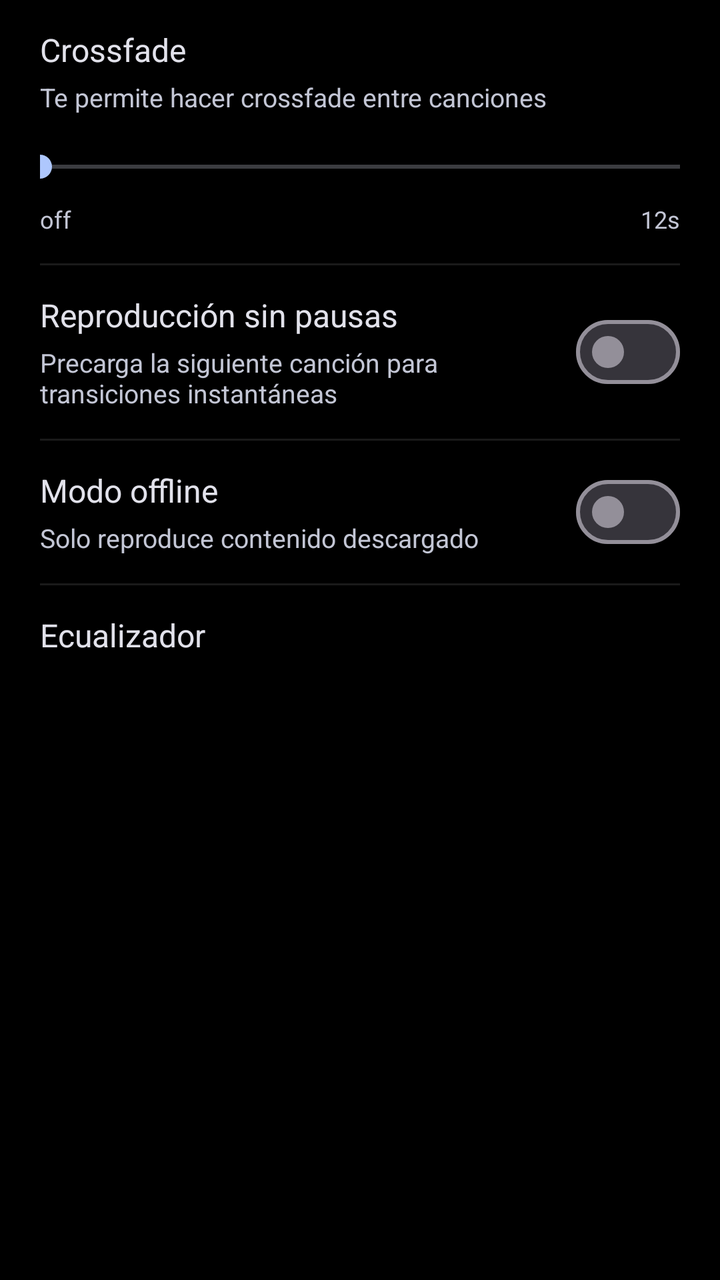
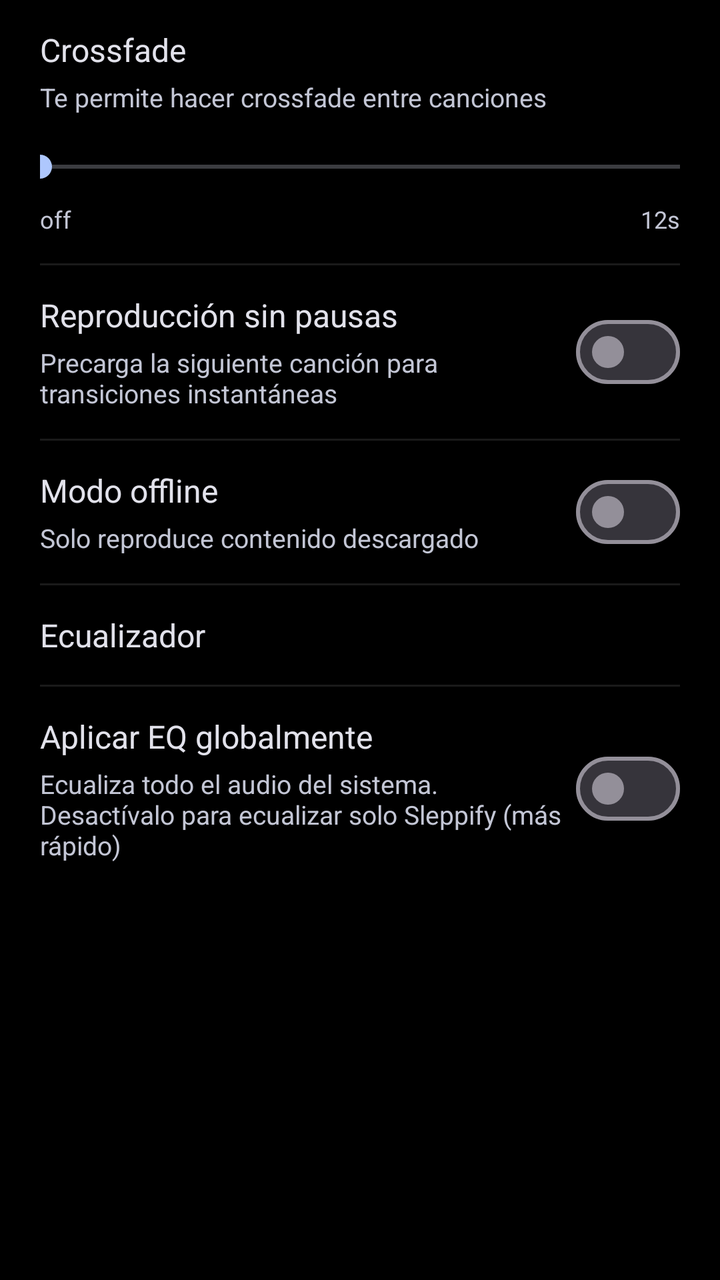

Two renders of the same Android screen: before a commit and after it. Below are the layout's source before the change and the commit's diff.
<!-- AndroidManifest.xml: application theme Theme.Sleppify -->
<!-- res/layout/settings_playback.xml -->
<?xml version="1.0" encoding="utf-8"?>
<ScrollView xmlns:android="http://schemas.android.com/apk/res/android"
    android:id="@+id/svSettingsPlayback"
    android:layout_width="match_parent"
    android:layout_height="match_parent"
    android:background="#FF000000"
    android:clipToPadding="false"
    android:paddingBottom="32dp">

    <LinearLayout
        android:layout_width="match_parent"
        android:layout_height="wrap_content"
        android:orientation="vertical"
        android:paddingHorizontal="20dp"
        android:paddingTop="0dp">

        
        <LinearLayout
            android:layout_width="match_parent"
            android:layout_height="wrap_content"
            android:orientation="vertical"
            android:paddingVertical="14dp">

            <TextView
                android:layout_width="wrap_content"
                android:layout_height="wrap_content"
                android:text="Crossfade"
                android:textColor="@color/text_primary"
                android:textSize="16sp" />

            <TextView
                android:layout_width="wrap_content"
                android:layout_height="wrap_content"
                android:layout_marginTop="4dp"
                android:text="Te permite hacer crossfade entre canciones"
                android:textColor="@color/text_secondary"
                android:textSize="13sp" />

            <SeekBar
                android:id="@+id/sbPlaybackCrossfade"
                android:layout_width="match_parent"
                android:layout_height="36dp"
                android:layout_marginTop="8dp"
                android:max="12"
                android:paddingHorizontal="0dp"
                android:progress="0" />

            <RelativeLayout
                android:layout_width="match_parent"
                android:layout_height="wrap_content">

                <TextView
                    android:id="@+id/tvPlaybackCrossfadeValue"
                    android:layout_width="wrap_content"
                    android:layout_height="wrap_content"
                    android:layout_alignParentStart="true"
                    android:text="off"
                    android:textColor="@color/text_secondary"
                    android:textSize="12sp" />

                <TextView
                    android:layout_width="wrap_content"
                    android:layout_height="wrap_content"
                    android:layout_alignParentEnd="true"
                    android:text="12s"
                    android:textColor="@color/text_secondary"
                    android:textSize="12sp" />
            </RelativeLayout>
        </LinearLayout>

        <View
            android:layout_width="match_parent"
            android:layout_height="1dp"
            android:background="#1AFFFFFF" />

        
        <LinearLayout
            android:layout_width="match_parent"
            android:layout_height="wrap_content"
            android:gravity="center_vertical"
            android:orientation="horizontal"
            android:paddingVertical="14dp">

            <LinearLayout
                android:layout_width="0dp"
                android:layout_height="wrap_content"
                android:layout_weight="1"
                android:orientation="vertical">

                <TextView
                    android:layout_width="wrap_content"
                    android:layout_height="wrap_content"
                    android:text="Reproducción sin pausas"
                    android:textColor="@color/text_primary"
                    android:textSize="16sp" />

                <TextView
                    android:layout_width="wrap_content"
                    android:layout_height="wrap_content"
                    android:layout_marginTop="4dp"
                    android:text="Precarga la siguiente canción para transiciones instantáneas"
                    android:textColor="@color/text_secondary"
                    android:textSize="13sp" />
            </LinearLayout>

            <com.google.android.material.materialswitch.MaterialSwitch
                android:id="@+id/swPlaybackGapless"
                android:layout_width="wrap_content"
                android:layout_height="wrap_content"
                android:minWidth="0dp"
                android:minHeight="0dp" />
        </LinearLayout>

        <View
            android:layout_width="match_parent"
            android:layout_height="1dp"
            android:background="#1AFFFFFF" />

        
        <LinearLayout
            android:layout_width="match_parent"
            android:layout_height="wrap_content"
            android:gravity="center_vertical"
            android:orientation="horizontal"
            android:paddingVertical="14dp">

            <LinearLayout
                android:layout_width="0dp"
                android:layout_height="wrap_content"
                android:layout_weight="1"
                android:orientation="vertical">

                <TextView
                    android:layout_width="wrap_content"
                    android:layout_height="wrap_content"
                    android:text="Modo offline"
                    android:textColor="@color/text_primary"
                    android:textSize="16sp" />

                <TextView
                    android:layout_width="wrap_content"
                    android:layout_height="wrap_content"
                    android:layout_marginTop="4dp"
                    android:text="Solo reproduce contenido descargado"
                    android:textColor="@color/text_secondary"
                    android:textSize="13sp" />
            </LinearLayout>

            <com.google.android.material.materialswitch.MaterialSwitch
                android:id="@+id/swPlaybackOffline"
                android:layout_width="wrap_content"
                android:layout_height="wrap_content"
                android:minWidth="0dp"
                android:minHeight="0dp" />
        </LinearLayout>

        <View
            android:layout_width="match_parent"
            android:layout_height="1dp"
            android:background="#1AFFFFFF" />

        
        <LinearLayout
            android:id="@+id/rowPlaybackEqualizer"
            android:layout_width="match_parent"
            android:layout_height="wrap_content"
            android:background="?attr/selectableItemBackground"
            android:clickable="true"
            android:focusable="true"
            android:gravity="center_vertical"
            android:orientation="horizontal"
            android:paddingVertical="14dp">

            <TextView
                android:layout_width="wrap_content"
                android:layout_height="wrap_content"
                android:text="Ecualizador"
                android:textColor="@color/text_primary"
                android:textSize="16sp" />
        </LinearLayout>

    </LinearLayout>
</ScrollView>
<!-- resources referenced by this layout -->
<resources>
  <color name="text_primary">#e2e2eb</color>
  <color name="text_secondary">#c3c6d5</color>
  <style name="Theme.Sleppify" parent="Base.Theme.Sleppify" />
  <style name="Base.Theme.Sleppify" parent="Theme.Material3.Dark.NoActionBar">
          
          <item name="colorPrimary">@color/stitch_blue</item>
          <item name="colorSecondary">@color/stitch_blue_light</item>
          <item name="android:windowBackground">@color/surface_dark</item>
          <item name="android:navigationBarColor">@color/surface_dark</item>
          <item name="android:statusBarColor">@color/surface_dark</item>
          <item name="android:textColorPrimary">@color/text_primary</item>
          <item name="android:textColorSecondary">@color/text_secondary</item>
      </style>
  <color name="stitch_blue">#AEC7FD</color>
  <color name="stitch_blue_light">#AEC7FD</color>
  <color name="surface_dark">#111319</color>
</resources>

<!-- the commit's change to res/layout/settings_playback.xml (unified diff, before → after) -->
@@ -179,5 +179,48 @@
                 android:textSize="16sp" />
         </LinearLayout>
 
+        <View
+            android:layout_width="match_parent"
+            android:layout_height="1dp"
+            android:background="#1AFFFFFF" />
+
+        
+        <LinearLayout
+            android:layout_width="match_parent"
+            android:layout_height="wrap_content"
+            android:gravity="center_vertical"
+            android:orientation="horizontal"
+            android:paddingVertical="14dp">
+
+            <LinearLayout
+                android:layout_width="0dp"
+                android:layout_height="wrap_content"
+                android:layout_weight="1"
+                android:orientation="vertical">
+
+                <TextView
+                    android:layout_width="wrap_content"
+                    android:layout_height="wrap_content"
+                    android:text="Aplicar EQ globalmente"
+                    android:textColor="@color/text_primary"
+                    android:textSize="16sp" />
+
+                <TextView
+                    android:layout_width="wrap_content"
+                    android:layout_height="wrap_content"
+                    android:layout_marginTop="4dp"
+                    android:text="Ecualiza todo el audio del sistema. Desactívalo para ecualizar solo Sleppify (más rápido)"
+                    android:textColor="@color/text_secondary"
+                    android:textSize="13sp" />
+            </LinearLayout>
+
+            <com.google.android.material.materialswitch.MaterialSwitch
+                android:id="@+id/swPlaybackEqGlobal"
+                android:layout_width="wrap_content"
+                android:layout_height="wrap_content"
+                android:minWidth="0dp"
+                android:minHeight="0dp" />
+        </LinearLayout>
+
     </LinearLayout>
 </ScrollView>
